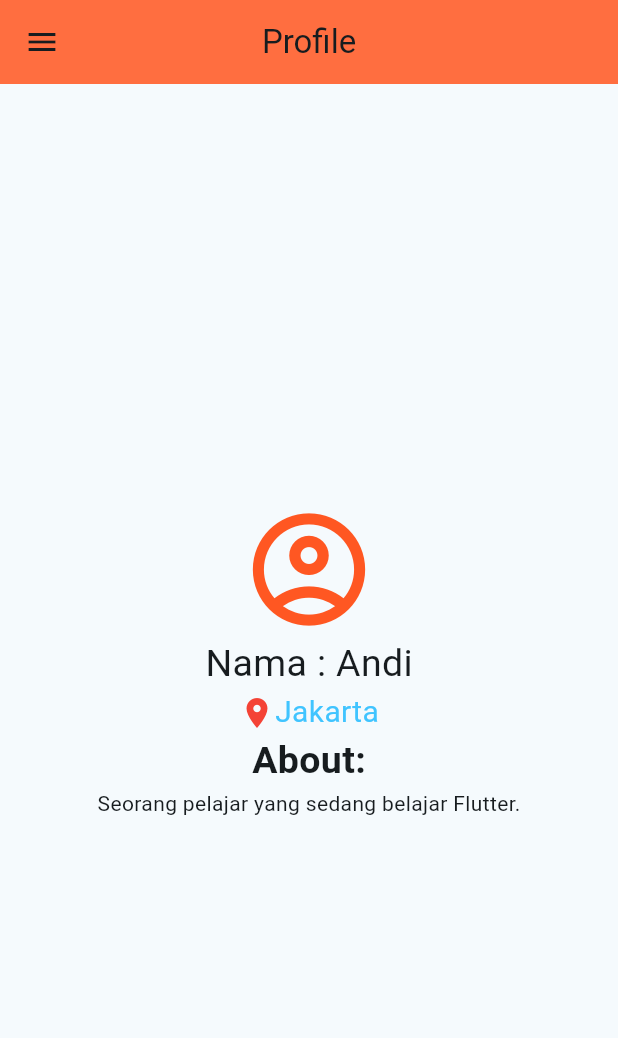
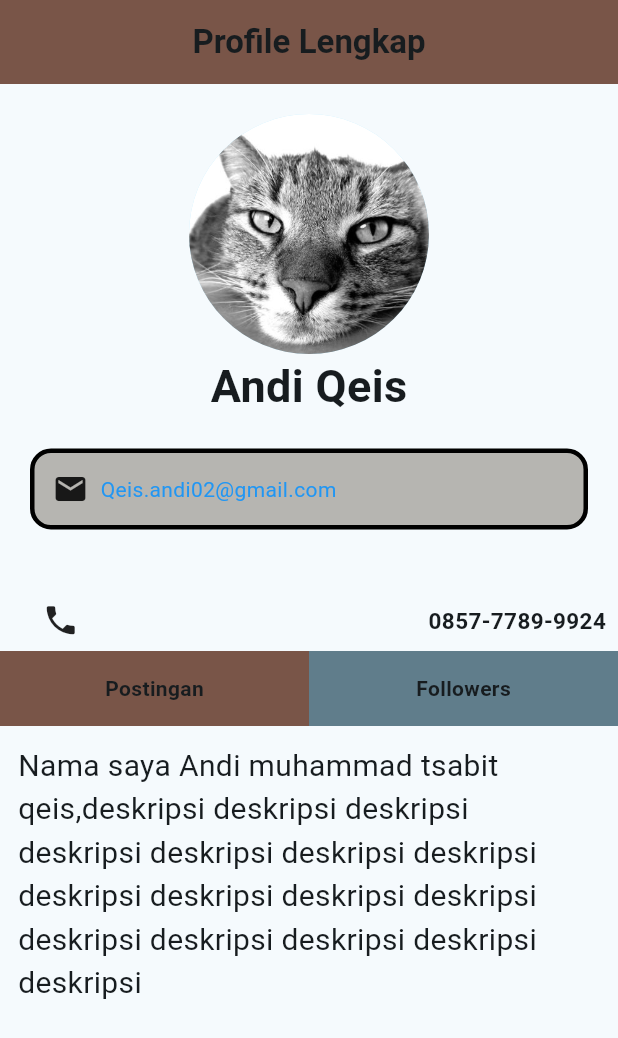
Before and after one commit to qeisandi/andippkd_mpro_b2, a Flutter app: the screen it shows after launch, on a phone screen of 412 x 824 dp. Shown: the top 1038 px of the screen. Run offline on Flutter 3.47's test engine with Material 3 defaults, Android fonts, the phone set to English and light mode, and no system bars.

Commit message:
tugas flutter 2

```diff
--- a/lib/main.dart
+++ b/lib/main.dart
@@ -1,4 +1,4 @@
-import 'package:andippkd_mpro_b2/meet_satu/tugas_satu_flutter.dart';
+import 'package:andippkd_mpro_b2/meet_dua/tugas_dua_flutter.dart';
 import 'package:flutter/material.dart';
 
 void main() {
@@ -34,7 +34,7 @@ class MyApp extends StatelessWidget {
           seedColor: const Color.fromARGB(255, 114, 198, 231),
         ),
       ),
-      home: const Tugas1(),
+      home: const meetDua(),
     );
   }
 }
--- /dev/null
+++ b/lib/meet_dua/tugas_dua_flutter.dart
@@ -0,0 +1,118 @@
+import 'package:flutter/material.dart';
+
+class meetDua extends StatelessWidget {
+  const meetDua({super.key});
+
+  @override
+  Widget build(BuildContext context) {
+    return Scaffold(
+      appBar: AppBar(
+        title: Center(
+          child: Text(
+            'Profile Lengkap',
+            style: TextStyle(fontWeight: FontWeight.bold),
+          ),
+        ),
+        backgroundColor: Colors.brown,
+      ),
+      body: Column(
+        children: [
+          SizedBox(height: 20),
+          CircleAvatar(
+            radius: 80,
+            backgroundImage: AssetImage("assets/image/cat.jpg"),
+          ),
+          Row(
+            mainAxisAlignment: MainAxisAlignment.center,
+            children: [
+              Center(
+                child: Text(
+                  'Andi Qeis',
+                  style: TextStyle(fontSize: 30, fontWeight: FontWeight.bold),
+                ),
+              ),
+            ],
+          ),
+          Container(
+            padding: const EdgeInsets.all(12.0),
+            margin: EdgeInsets.all(20),
+            width: double.infinity,
+            decoration: BoxDecoration(
+              color: const Color.fromARGB(255, 182, 181, 177),
+              border: Border.all(color: Colors.black, width: 3),
+              borderRadius: BorderRadius.all(Radius.circular(14)),
+            ),
+            child: Column(
+              children: [
+                Row(
+                  children: [
+                    Icon(Icons.email),
+                    SizedBox(width: 8),
+                    Text(
+                      'Qeis.andi02@gmail.com',
+                      style: TextStyle(color: Colors.blue),
+                    ),
+                  ],
+                ),
+              ],
+            ),
+          ),
+          Padding(padding: const EdgeInsets.all(10.0)),
+          Padding(
+            padding: const EdgeInsets.all(8.0),
+            child: Row(
+              children: [
+                Padding(padding: const EdgeInsets.all(10.0)),
+                Icon(Icons.phone, size: 25),
+                Spacer(),
+                Text(
+                  '0857-7789-9924',
+                  style: TextStyle(fontSize: 15, fontWeight: FontWeight.bold),
+                ),
+              ],
+            ),
+          ),
+          Row(
+            children: [
+              Expanded(
+                child: Container(
+                  padding: const EdgeInsets.all(8.0),
+                  height: 50,
+                  color: Colors.brown,
+                  child: Center(
+                    child: Text(
+                      'Postingan',
+                      style: TextStyle(fontWeight: FontWeight.bold),
+                    ),
+                  ),
+                ),
+              ),
+              Expanded(
+                child: Container(
+                  padding: const EdgeInsets.all(8.0),
+                  height: 50,
+                  color: Colors.blueGrey,
+                  child: Center(
+                    child: Text(
+                      'Followers',
+                      style: TextStyle(fontWeight: FontWeight.bold),
+                    ),
+                  ),
+                ),
+              ),
+            ],
+          ),
+          SizedBox(
+            child: Padding(
+              child: Text(
+                'Nama saya Andi muhammad tsabit qeis,deskripsi deskripsi deskripsi deskripsi deskripsi deskripsi deskripsi deskripsi deskripsi deskripsi deskripsi deskripsi deskripsi deskripsi deskripsi deskripsi',
+                style: TextStyle(fontSize: 20),
+              ),
+              padding: const EdgeInsets.all(12.0),
+            ),
+          ),
+        ],
+      ),
+    );
+  }
+}
--- a/pubspec.yaml
+++ b/pubspec.yaml
@@ -58,9 +58,8 @@ flutter:
   uses-material-design: true
 
   # To add assets to your application, add an assets section, like this:
-  # assets:
-  #   - images/a_dot_burr.jpeg
-  #   - images/a_dot_ham.jpeg
+  assets:
+    - assets/image/
 
   # An image asset can refer to one or more resolution-specific "variants", see
   # https://flutter.dev/to/resolution-aware-images
```
Also changed, not shown: assets/image/cat.jpg (added).
